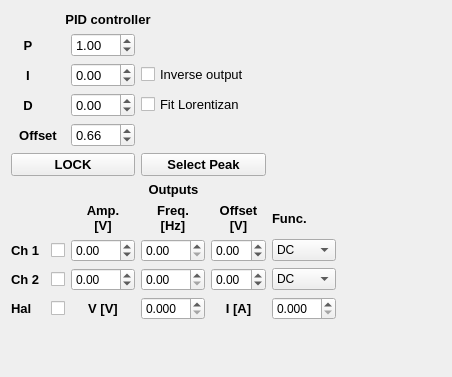
BarakDayanLab/GUI-Experiment, file widgets/scopeWidget/outputsControl.ui: the form before one commit.
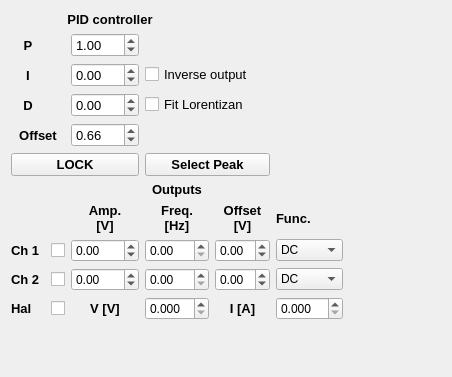
The form after the commit.

Patch:
```diff
--- a/widgets/scopeWidget/outputsControl.ui
+++ b/widgets/scopeWidget/outputsControl.ui
@@ -18,7 +18,7 @@
     <rect>
      <x>10</x>
      <y>10</y>
-     <width>327</width>
+     <width>334</width>
      <height>311</height>
     </rect>
    </property>
@@ -538,10 +538,10 @@
        </font>
       </property>
       <property name="minimum">
-       <double>-50.000000000000000</double>
+       <double>-100.000000000000000</double>
       </property>
       <property name="maximum">
-       <double>50.000000000000000</double>
+       <double>100.000000000000000</double>
       </property>
       <property name="singleStep">
        <double>0.010000000000000</double>
```
